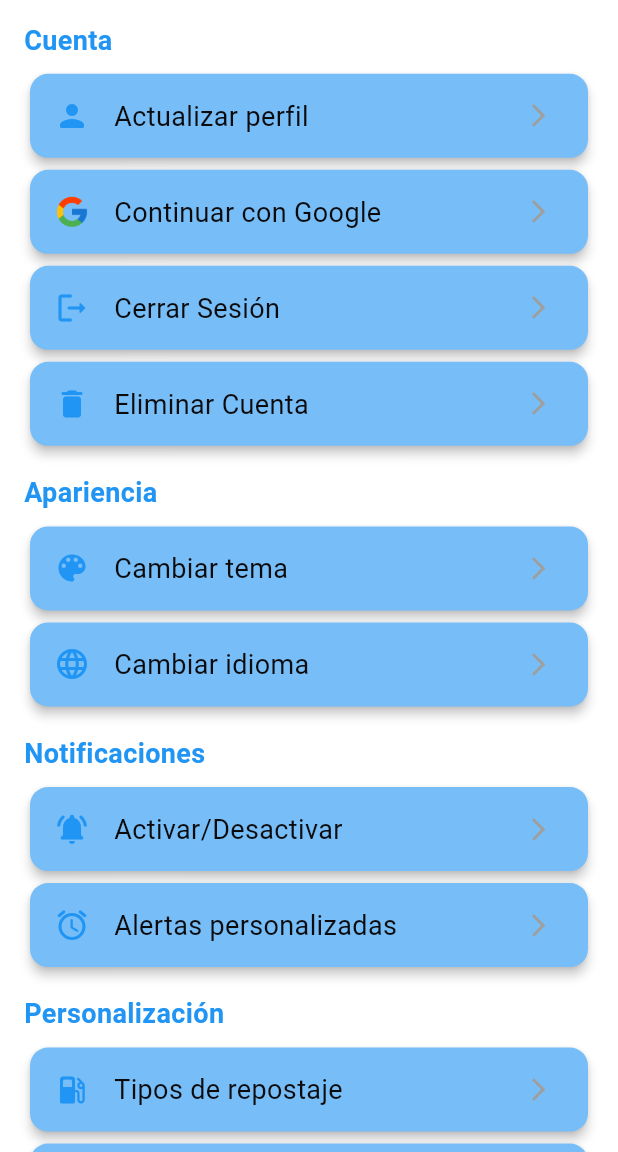
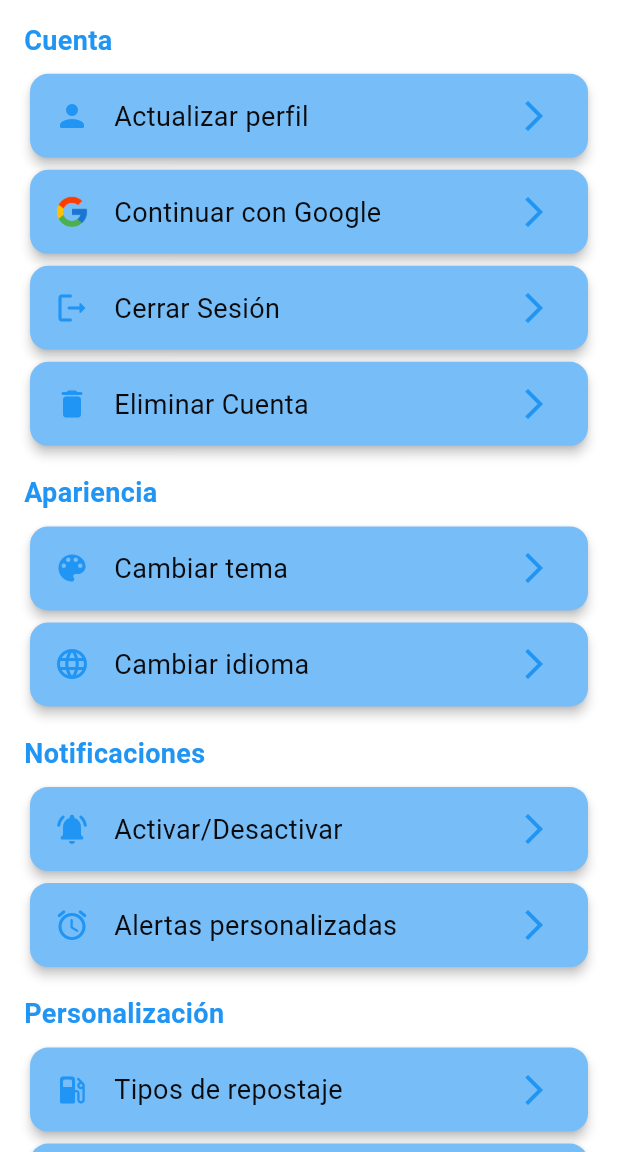
Before and after one commit to julisco23/tfg-mi-garaje, a Flutter app: the SettingsView screen opened directly with empty values, on a phone screen of 412 x 824 dp, the part 84-1236 px from its top. Run offline on Flutter 3.47's test engine with Material 3 defaults, Android fonts, the light colour scheme and no system bars; our stand-ins replace cloud_firestore, firebase_auth, firebase_core, fl_chart, fluttertoast, google_sign_in and 2 more; accounts and stored records are empty.

Commit message:
Añadir soporte para selección de tema y persistencia en preferencias compartidas

```diff
--- a/lib/main.dart
+++ b/lib/main.dart
@@ -12,7 +12,7 @@ import 'package:mi_garaje/data/provider/image_cache_provider.dart';
 import 'package:mi_garaje/data/provider/tab_update_notifier.dart';
 import 'package:mi_garaje/shared/routes/app_routes.dart';
 import 'package:mi_garaje/shared/themes/app_themes.dart';
-import 'package:mi_garaje/shared/themes/theme_notifier.dart';
+import 'package:mi_garaje/data/provider/theme_notifier.dart';
 
 void main() async {
   WidgetsFlutterBinding.ensureInitialized();
--- a/lib/shared/themes/app_themes.dart
+++ b/lib/shared/themes/app_themes.dart
@@ -50,10 +50,10 @@ class AppThemes {
       labelSmall: TextStyle(color: gris, fontSize: 14),
     ),
     listTileTheme: ListTileThemeData(
-      titleTextStyle:
-          TextStyle(color: oscuro, fontSize: 16, fontWeight: FontWeight.bold),
-      subtitleTextStyle: TextStyle(color: oscuro, fontSize: 14),
-    ),
+        titleTextStyle:
+            TextStyle(color: oscuro, fontSize: 16, fontWeight: FontWeight.bold),
+        subtitleTextStyle: TextStyle(color: oscuro, fontSize: 14),
+        iconColor: azul),
     inputDecorationTheme: InputDecorationTheme(
       filled: true,
       border: OutlineInputBorder(
@@ -202,6 +202,7 @@ class AppThemes {
       titleTextStyle:
           TextStyle(color: blanco, fontSize: 16, fontWeight: FontWeight.bold),
       subtitleTextStyle: TextStyle(color: blanco, fontSize: 14),
+      iconColor: azul,
     ),
     inputDecorationTheme: InputDecorationTheme(
       filled: true,
--- a/lib/view/screens/home/profile_tab/settings_views/settings_view.dart
+++ b/lib/view/screens/home/profile_tab/settings_views/settings_view.dart
@@ -12,7 +12,7 @@ import 'package:mi_garaje/view/widgets/utils/fluttertoast.dart';
 import 'package:mi_garaje/data/provider/auth_provider.dart';
 import 'package:mi_garaje/data/provider/garage_provider.dart';
 import 'package:provider/provider.dart';
-import 'package:mi_garaje/shared/themes/theme_notifier.dart';
+import 'package:mi_garaje/data/provider/theme_notifier.dart';
 
 class SettingsView extends StatelessWidget {
   final GarageProvider garageViewModel;
--- a/lib/view/widgets/cards/settings_card.dart
+++ b/lib/view/widgets/cards/settings_card.dart
@@ -26,10 +26,9 @@ class SettingCard extends StatelessWidget {
                 width: 24,
                 height: 24,
               )
-            : Icon(icon, color: Theme.of(context).primaryColor),
+            : Icon(icon),
         title: Text(title, style: Theme.of(context).textTheme.bodyMedium),
-        trailing:
-            const Icon(Icons.arrow_forward_ios, size: 18, color: Colors.grey),
+        trailing: const Icon(Icons.arrow_forward_ios),
         onTap: onTap,
       ),
     );
--- a/pubspec.yaml
+++ b/pubspec.yaml
@@ -44,6 +44,7 @@ dependencies:
   google_sign_in: ^6.2.2
   image_picker: ^1.1.2
   fl_chart: ^0.71.0
+  shared_preferences: ^2.5.3
 
 dev_dependencies:
   flutter_test:
```
Also changed, not shown: lib/data/provider/theme_notifier.dart (added, +50 -0 lines), lib/shared/themes/theme_notifier.dart (deleted, +0 -20 lines), pubspec.lock, 2 other files.
